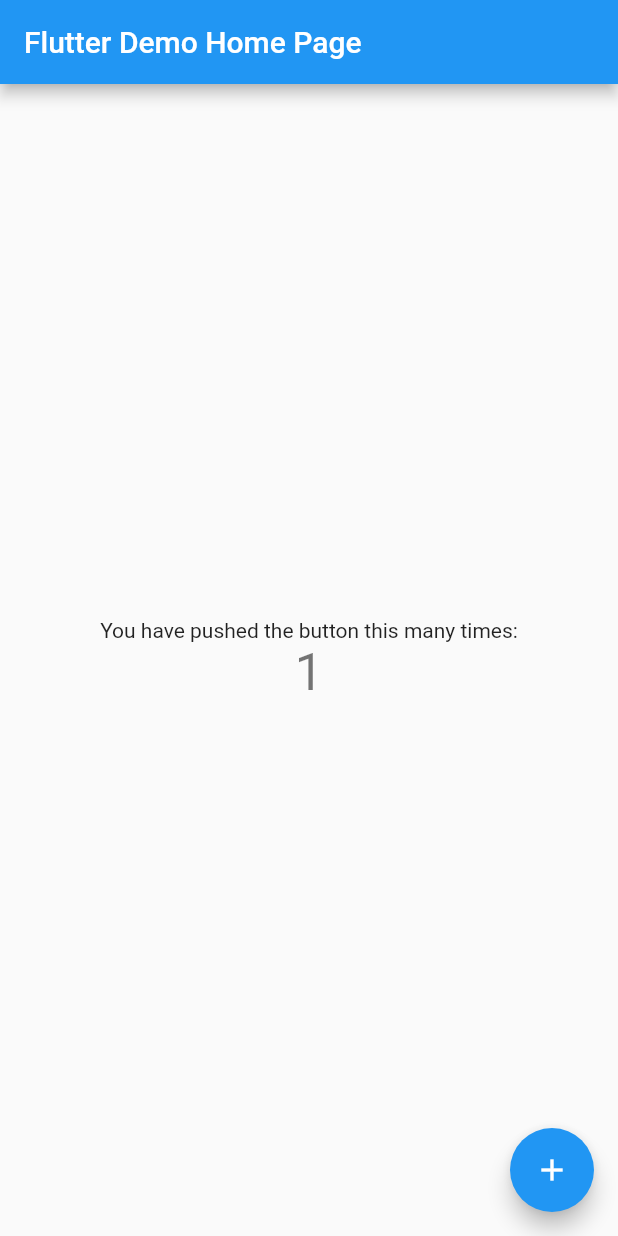
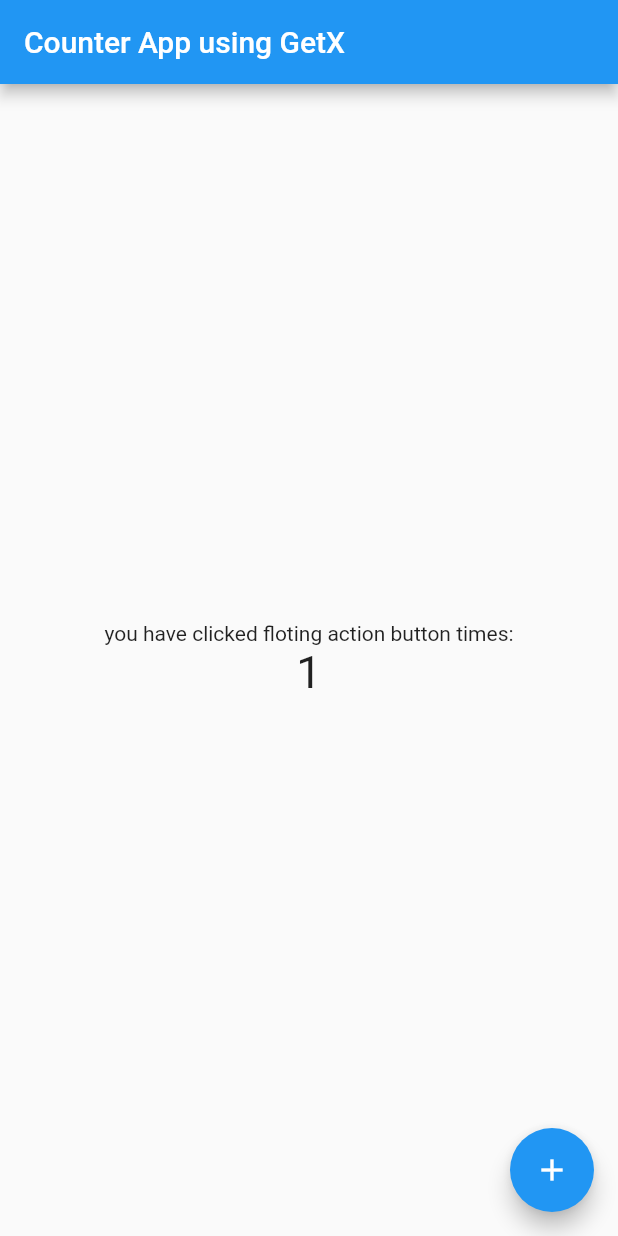
Before and after one commit to MayurRathor/GetXcounterApp, a Flutter app: the screen it shows after launch, after a tap on the "add" icon, on a phone screen of 412 x 824 dp. Run offline on Flutter 3.47's test engine with Material 2 defaults, Android fonts, the phone set to English and light mode, and no system bars; our stand-ins replace get.

Commit message:
ConterApp done

```diff
--- a/lib/main.dart
+++ b/lib/main.dart
@@ -1,113 +1,36 @@
 import 'package:flutter/material.dart';
+import 'package:get/get.dart';
 
-void main() {
-  runApp(MyApp());
-}
+void main() => runApp(MyApp());
 
 class MyApp extends StatelessWidget {
-  // This widget is the root of your application.
+  RxInt count = 0.obs; // reactive variable
+  increment() => count++; // logic for FlotingAction button
+
   @override
   Widget build(BuildContext context) {
-    return MaterialApp(
-      title: 'Flutter Demo',
-      theme: ThemeData(
-        // This is the theme of your application.
-        //
-        // Try running your application with "flutter run". You'll see the
-        // application has a blue toolbar. Then, without quitting the app, try
-        // changing the primarySwatch below to Colors.green and then invoke
-        // "hot reload" (press "r" in the console where you ran "flutter run",
-        // or simply save your changes to "hot reload" in a Flutter IDE).
-        // Notice that the counter didn't reset back to zero; the application
-        // is not restarted.
-        primarySwatch: Colors.blue,
+    return GetMaterialApp(
+      home: Scaffold(
+        appBar: AppBar(
+          title: Text("Counter App using GetX"),
+        ),
+        floatingActionButton: FloatingActionButton(
+            child: Icon(Icons.add), onPressed: () => increment()),
+        body: Center(
+          child: Column(
+            mainAxisAlignment: MainAxisAlignment.center,
+            children: [
+              Text("you have clicked floting action button times:"),
+              Obx(
+                () => Text(
+                  "$count",
+                  style: TextStyle(fontSize: 30),
+                ),
+              )
+            ],
+          ),
+        ),
       ),
-      home: MyHomePage(title: 'Flutter Demo Home Page'),
     );
   }
 }
-
-class MyHomePage extends StatefulWidget {
-  MyHomePage({Key key, this.title}) : super(key: key);
-
-  // This widget is the home page of your application. It is stateful, meaning
-  // that it has a State object (defined below) that contains fields that affect
-  // how it looks.
-
-  // This class is the configuration for the state. It holds the values (in this
-  // case the title) provided by the parent (in this case the App widget) and
-  // used by the build method of the State. Fields in a Widget subclass are
-  // always marked "final".
-
-  final String title;
-
-  @override
-  _MyHomePageState createState() => _MyHomePageState();
-}
-
-class _MyHomePageState extends State<MyHomePage> {
-  int _counter = 0;
-
-  void _incrementCounter() {
-    setState(() {
-      // This call to setState tells the Flutter framework that something has
-      // changed in this State, which causes it to rerun the build method below
-      // so that the display can reflect the updated values. If we changed
-      // _counter without calling setState(), then the build method would not be
-      // called again, and so nothing would appear to happen.
-      _counter++;
-    });
-  }
-
-  @override
-  Widget build(BuildContext context) {
-    // This method is rerun every time setState is called, for instance as done
-    // by the _incrementCounter method above.
-    //
-    // The Flutter framework has been optimized to make rerunning build methods
-    // fast, so that you can just rebuild anything that needs updating rather
-    // than having to individually change instances of widgets.
-    return Scaffold(
-      appBar: AppBar(
-        // Here we take the value from the MyHomePage object that was created by
-        // the App.build method, and use it to set our appbar title.
-        title: Text(widget.title),
-      ),
-      body: Center(
-        // Center is a layout widget. It takes a single child and positions it
-        // in the middle of the parent.
-        child: Column(
-          // Column is also a layout widget. It takes a list of children and
-          // arranges them vertically. By default, it sizes itself to fit its
-          // children horizontally, and tries to be as tall as its parent.
-          //
-          // Invoke "debug painting" (press "p" in the console, choose the
-          // "Toggle Debug Paint" action from the Flutter Inspector in Android
-          // Studio, or the "Toggle Debug Paint" command in Visual Studio Code)
-          // to see the wireframe for each widget.
-          //
-          // Column has various properties to control how it sizes itself and
-          // how it positions its children. Here we use mainAxisAlignment to
-          // center the children vertically; the main axis here is the vertical
-          // axis because Columns are vertical (the cross axis would be
-          // horizontal).
-          mainAxisAlignment: MainAxisAlignment.center,
-          children: <Widget>[
-            Text(
-              'You have pushed the button this many times:',
-            ),
-            Text(
-              '$_counter',
-              style: Theme.of(context).textTheme.headline4,
-            ),
-          ],
-        ),
-      ),
-      floatingActionButton: FloatingActionButton(
-        onPressed: _incrementCounter,
-        tooltip: 'Increment',
-        child: Icon(Icons.add),
-      ), // This trailing comma makes auto-formatting nicer for build methods.
-    );
-  }
-}
--- a/pubspec.yaml
+++ b/pubspec.yaml
@@ -28,7 +28,7 @@ dependencies:
   # The following adds the Cupertino Icons font to your application.
   # Use with the CupertinoIcons class for iOS style icons.
   cupertino_icons: ^1.0.1
-
+  get: ^3.25.4
 dev_dependencies:
   flutter_test:
     sdk: flutter
```
Also changed, not shown: pubspec.lock.
